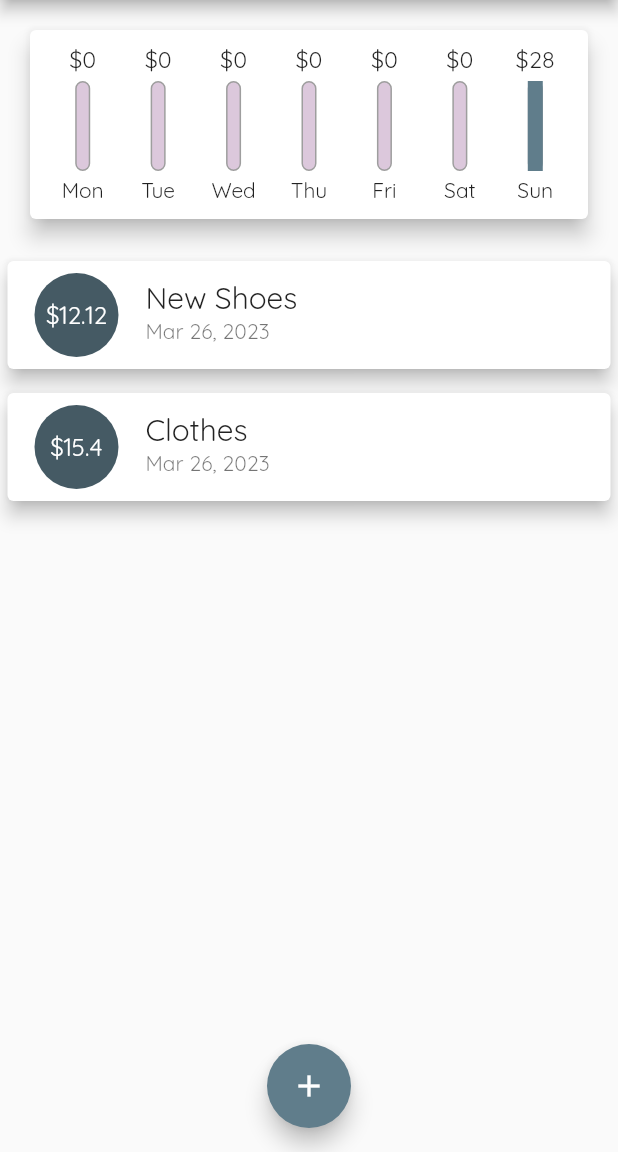
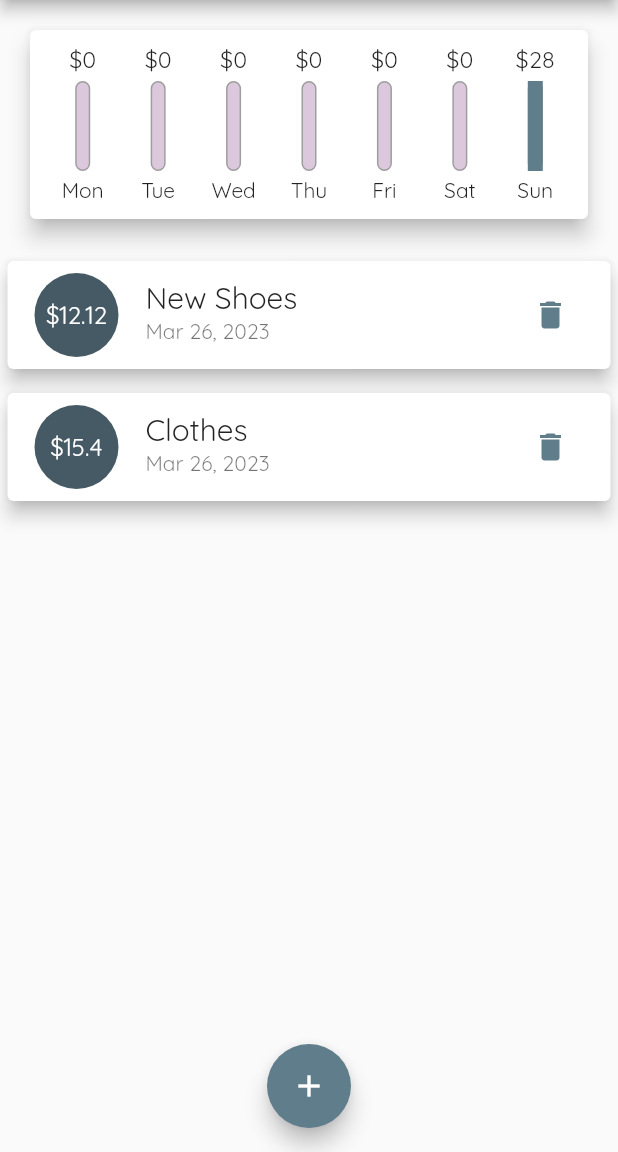
Before and after one commit to Curt-Park/flutter-practice, a Flutter app: the screen it shows after launch, on a phone screen of 412 x 824 dp, the part 84-1236 px from its top. Run offline on Flutter 3.47's test engine with Material 2 defaults, Android fonts, the phone set to English and light mode, and no system bars.

Commit message:
Add transaction delete

```diff
--- a/01_personal_expenses_app/lib/main.dart
+++ b/01_personal_expenses_app/lib/main.dart
@@ -75,6 +75,14 @@ class _MyHomePageState extends State<MyHomePage> {
     });
   }
 
+  void _deleteTransaction(String id) {
+    setState(() {
+      _userTransactions.removeWhere((tx) {
+        return tx.id == id;
+      });
+    });
+  }
+
   void _startAddNewTransaction(BuildContext ctx) {
     showModalBottomSheet(
         context: ctx,
@@ -105,7 +113,7 @@ class _MyHomePageState extends State<MyHomePage> {
           crossAxisAlignment: CrossAxisAlignment.stretch,
           children: <Widget>[
             Chart(_userTransactions),
-            TransactionList(_userTransactions),
+            TransactionList(_userTransactions, _deleteTransaction),
           ],
         ),
       ),
--- a/01_personal_expenses_app/lib/widgets/transaction_list.dart
+++ b/01_personal_expenses_app/lib/widgets/transaction_list.dart
@@ -4,8 +4,9 @@ import '../models/transaction.dart';
 
 class TransactionList extends StatelessWidget {
   final List<Transaction> transactions;
+  Function delTx;
 
-  TransactionList(this.transactions);
+  TransactionList(this.transactions, this.delTx);
 
   @override
   Widget build(BuildContext context) {
@@ -57,6 +58,11 @@ class TransactionList extends StatelessWidget {
                     subtitle: Text(
                       DateFormat.yMMMd().format(transactions[idx].date),
                     ),
+                    trailing: IconButton(
+                      icon: Icon(Icons.delete),
+                      color: Theme.of(context).primaryColor,
+                      onPressed: () => delTx(transactions[idx].id),
+                    ),
                   ),
                 );
               },
```
